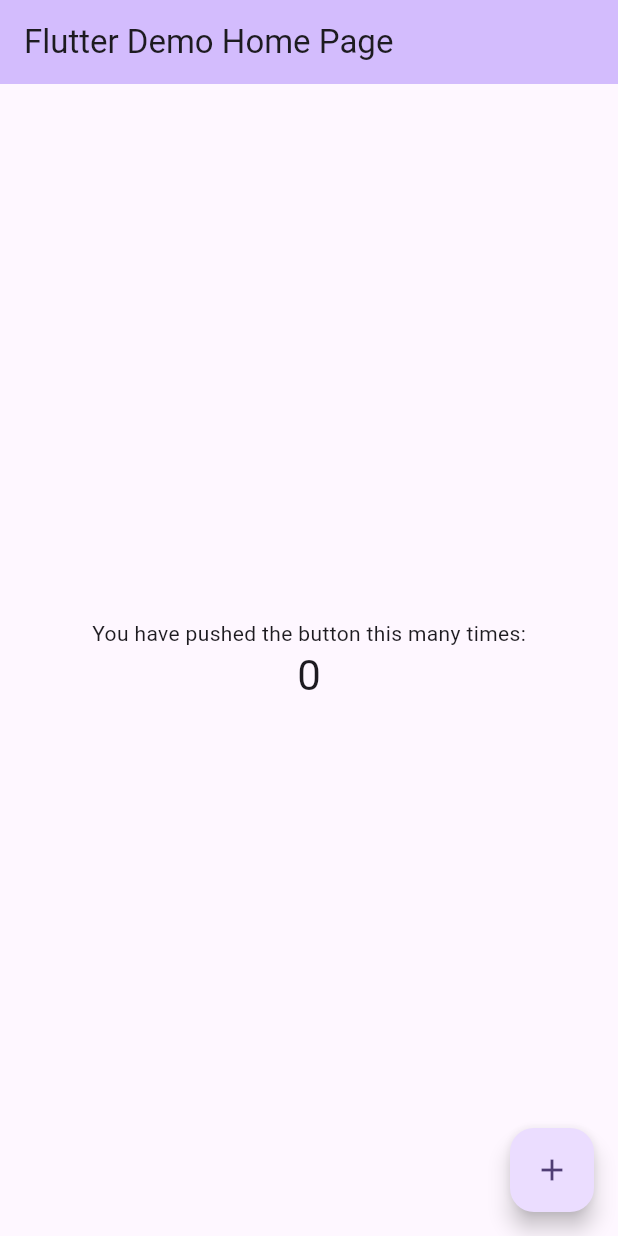
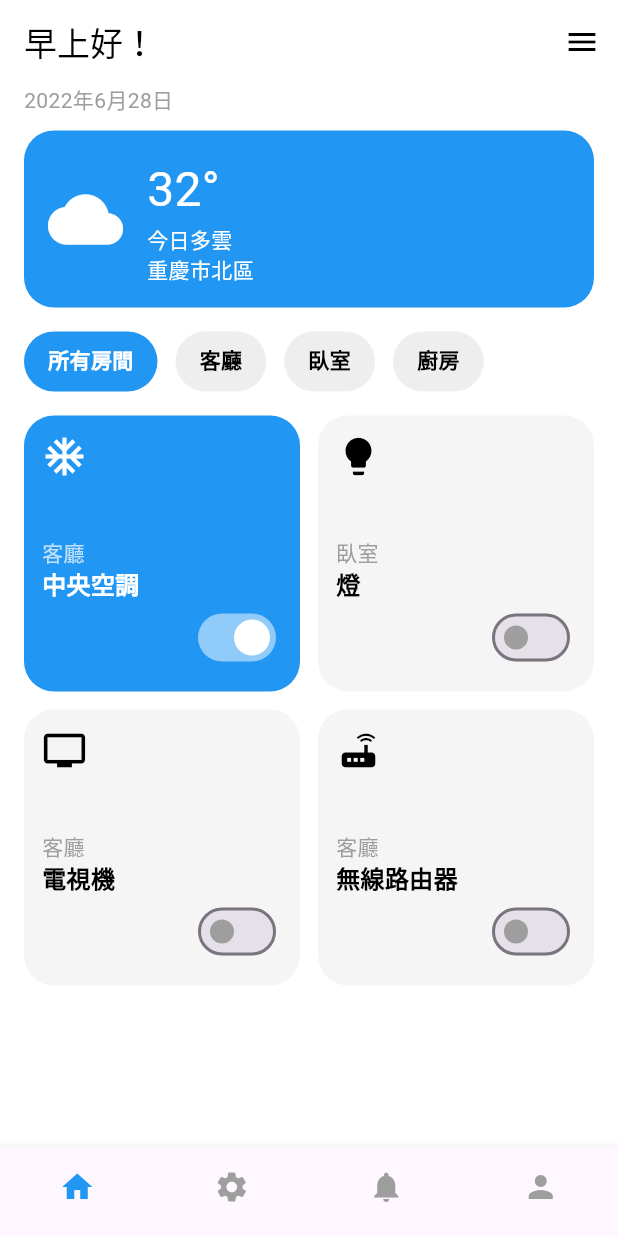
Before and after one commit to ncueteam/extendable_aiot, a Flutter app: the screen it shows after launch, on a phone screen of 412 x 824 dp. Run offline on Flutter 3.47's test engine with Material 3 defaults, Android fonts, the phone set to English and light mode, and no system bars.

Commit message:
Refactor main application structure and update widget tests

```diff
--- a/lib/main.dart
+++ b/lib/main.dart
@@ -1,122 +1,187 @@
 import 'package:flutter/material.dart';
 
 void main() {
-  runApp(const MyApp());
+  runApp(MaterialApp(
+    debugShowCheckedModeBanner: false,
+    home: HomePage(),
+  ));
 }
 
-class MyApp extends StatelessWidget {
-  const MyApp({super.key});
+class HomePage extends StatelessWidget {
+  const HomePage({super.key});
 
-  // This widget is the root of your application.
   @override
   Widget build(BuildContext context) {
-    return MaterialApp(
-      title: 'Flutter Demo',
-      theme: ThemeData(
-        // This is the theme of your application.
-        //
-        // TRY THIS: Try running your application with "flutter run". You'll see
-        // the application has a purple toolbar. Then, without quitting the app,
-        // try changing the seedColor in the colorScheme below to Colors.green
-        // and then invoke "hot reload" (save your changes or press the "hot
-        // reload" button in a Flutter-supported IDE, or press "r" if you used
-        // the command line to start the app).
-        //
-        // Notice that the counter didn't reset back to zero; the application
-        // state is not lost during the reload. To reset the state, use hot
-        // restart instead.
-        //
-        // This works for code too, not just values: Most code changes can be
-        // tested with just a hot reload.
-        colorScheme: ColorScheme.fromSeed(seedColor: Colors.deepPurple),
+    final cardColor = Colors.blue[100];
+    return Scaffold(
+      backgroundColor: Colors.white,
+      appBar: AppBar(
+        title: const Text("早上好！", style: TextStyle(color: Colors.black)),
+        backgroundColor: Colors.white,
+        elevation: 0,
+        actions: [
+          IconButton(icon: const Icon(Icons.menu, color: Colors.black), onPressed: () {})
+        ],
       ),
-      home: const MyHomePage(title: 'Flutter Demo Home Page'),
+      body: Padding(
+        padding: const EdgeInsets.symmetric(horizontal: 16),
+        child: Column(
+          crossAxisAlignment: CrossAxisAlignment.start,
+          children: [
+            const Text(
+              '2022年6月28日',
+              style: TextStyle(color: Colors.grey),
+            ),
+            const SizedBox(height: 10),
+            // 天氣卡
+            Container(
+              padding: const EdgeInsets.all(16),
+              decoration: BoxDecoration(
+                color: Colors.blue,
+                borderRadius: BorderRadius.circular(20),
+              ),
+              child: Row(
+                children: [
+                  const Icon(Icons.wb_cloudy, color: Colors.white, size: 50),
+                  const SizedBox(width: 16),
+                  Column(
+                    crossAxisAlignment: CrossAxisAlignment.start,
+                    children: const [
+                      Text('32°', style: TextStyle(color: Colors.white, fontSize: 32)),
+                      Text('今日多雲', style: TextStyle(color: Colors.white)),
+                      Text('重慶市北區', style: TextStyle(color: Colors.white)),
+                    ],
+                  ),
+                ],
+              ),
+            ),
+            const SizedBox(height: 16),
+            // 房間Tab
+            SizedBox(
+              height: 40,
+              child: ListView(
+                scrollDirection: Axis.horizontal,
+                children: const [
+                  RoomTab(text: "所有房間", selected: true),
+                  RoomTab(text: "客廳"),
+                  RoomTab(text: "臥室"),
+                  RoomTab(text: "廚房"),
+                ],
+              ),
+            ),
+            const SizedBox(height: 16),
+            // 控制卡片
+            Expanded(
+              child: GridView.count(
+                crossAxisCount: 2,
+                crossAxisSpacing: 12,
+                mainAxisSpacing: 12,
+                children: const [
+                  ControlCard(title: "中央空調", room: "客廳", icon: Icons.ac_unit, isOn: true),
+                  ControlCard(title: "燈", room: "臥室", icon: Icons.lightbulb, isOn: false),
+                  ControlCard(title: "電視機", room: "客廳", icon: Icons.tv, isOn: false),
+                  ControlCard(title: "無線路由器", room: "客廳", icon: Icons.router, isOn: false),
+                ],
+              ),
+            ),
+          ],
+        ),
+      ),
+      // 浮動新增按鈕
+      // 底部導航欄
+      bottomNavigationBar: BottomNavigationBar(
+        items: const [
+          BottomNavigationBarItem(icon: Icon(Icons.home), label: ''),
+          BottomNavigationBarItem(icon: Icon(Icons.settings), label: ''),
+          BottomNavigationBarItem(icon: Icon(Icons.notifications), label: ''),
+          BottomNavigationBarItem(icon: Icon(Icons.person), label: ''),
+        ],
+        selectedItemColor: Colors.blue,
+        unselectedItemColor: Colors.grey,
+        showSelectedLabels: false,
+        showUnselectedLabels: false,
+        type: BottomNavigationBarType.fixed,
+      ),
     );
   }
 }
 
-class MyHomePage extends StatefulWidget {
-  const MyHomePage({super.key, required this.title});
+class RoomTab extends StatelessWidget {
+  final String text;
+  final bool selected;
 
-  // This widget is the home page of your application. It is stateful, meaning
-  // that it has a State object (defined below) that contains fields that affect
-  // how it looks.
-
-  // This class is the configuration for the state. It holds the values (in this
-  // case the title) provided by the parent (in this case the App widget) and
-  // used by the build method of the State. Fields in a Widget subclass are
-  // always marked "final".
-
-  final String title;
-
-  @override
-  State<MyHomePage> createState() => _MyHomePageState();
-}
-
-class _MyHomePageState extends State<MyHomePage> {
-  int _counter = 0;
-
-  void _incrementCounter() {
-    setState(() {
-      // This call to setState tells the Flutter framework that something has
-      // changed in this State, which causes it to rerun the build method below
-      // so that the display can reflect the updated values. If we changed
-      // _counter without calling setState(), then the build method would not be
-      // called again, and so nothing would appear to happen.
-      _counter++;
-    });
-  }
+  const RoomTab({super.key, required this.text, this.selected = false});
 
   @override
   Widget build(BuildContext context) {
-    // This method is rerun every time setState is called, for instance as done
-    // by the _incrementCounter method above.
-    //
-    // The Flutter framework has been optimized to make rerunning build methods
-    // fast, so that you can just rebuild anything that needs updating rather
-    // than having to individually change instances of widgets.
-    return Scaffold(
-      appBar: AppBar(
-        // TRY THIS: Try changing the color here to a specific color (to
-        // Colors.amber, perhaps?) and trigger a hot reload to see the AppBar
-        // change color while the other colors stay the same.
-        backgroundColor: Theme.of(context).colorScheme.inversePrimary,
-        // Here we take the value from the MyHomePage object that was created by
-        // the App.build method, and use it to set our appbar title.
-        title: Text(widget.title),
+    return Container(
+      margin: const EdgeInsets.only(right: 12),
+      padding: const EdgeInsets.symmetric(horizontal: 16, vertical: 8),
+      decoration: BoxDecoration(
+        color: selected ? Colors.blue : Colors.grey[200],
+        borderRadius: BorderRadius.circular(20),
       ),
-      body: Center(
-        // Center is a layout widget. It takes a single child and positions it
-        // in the middle of the parent.
-        child: Column(
-          // Column is also a layout widget. It takes a list of children and
-          // arranges them vertically. By default, it sizes itself to fit its
-          // children horizontally, and tries to be as tall as its parent.
-          //
-          // Column has various properties to control how it sizes itself and
-          // how it positions its children. Here we use mainAxisAlignment to
-          // center the children vertically; the main axis here is the vertical
-          // axis because Columns are vertical (the cross axis would be
-          // horizontal).
-          //
-          // TRY THIS: Invoke "debug painting" (choose the "Toggle Debug Paint"
-          // action in the IDE, or press "p" in the console), to see the
-          // wireframe for each widget.
-          mainAxisAlignment: MainAxisAlignment.center,
-          children: <Widget>[
-            const Text('You have pushed the button this many times:'),
-            Text(
-              '$_counter',
-              style: Theme.of(context).textTheme.headlineMedium,
-            ),
-          ],
+      child: Text(
+        text,
+        style: TextStyle(
+          color: selected ? Colors.white : Colors.black,
+          fontWeight: FontWeight.bold,
         ),
       ),
-      floatingActionButton: FloatingActionButton(
-        onPressed: _incrementCounter,
-        tooltip: 'Increment',
-        child: const Icon(Icons.add),
-      ), // This trailing comma makes auto-formatting nicer for build methods.
     );
   }
 }
+
+class ControlCard extends StatelessWidget {
+  final String title;
+  final String room;
+  final IconData icon;
+  final bool isOn;
+
+  const ControlCard({
+    super.key,
+    required this.title,
+    required this.room,
+    required this.icon,
+    this.isOn = false,
+  });
+
+  @override
+  Widget build(BuildContext context) {
+    return Container(
+      padding: const EdgeInsets.all(12),
+      decoration: BoxDecoration(
+        color: isOn ? Colors.blue : Colors.grey[100],
+        borderRadius: BorderRadius.circular(20),
+      ),
+      child: Column(
+        crossAxisAlignment: CrossAxisAlignment.start,
+        children: [
+          Icon(icon, color: isOn ? Colors.white : Colors.black, size: 30),
+          const Spacer(),
+          Text(
+            room,
+            style: TextStyle(color: isOn ? Colors.white70 : Colors.grey),
+          ),
+          Text(
+            title,
+            style: TextStyle(
+              color: isOn ? Colors.white : Colors.black,
+              fontWeight: FontWeight.bold,
+              fontSize: 16,
+            ),
+          ),
+          Align(
+            alignment: Alignment.bottomRight,
+            child: Switch(
+              value: isOn,
+              onChanged: (_) {},
+              activeColor: Colors.white,
+              inactiveThumbColor: Colors.grey,
+            ),
+          ),
+        ],
+      ),
+    );
+  }
+}
```
Also changed, not shown: 1 other file.
